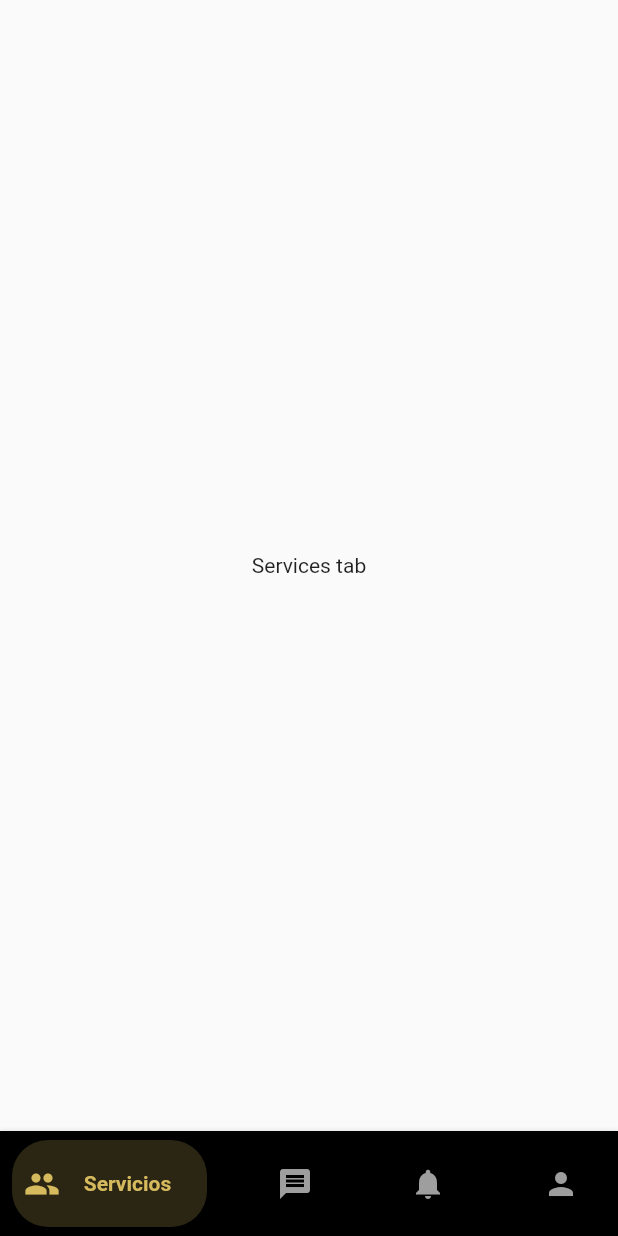
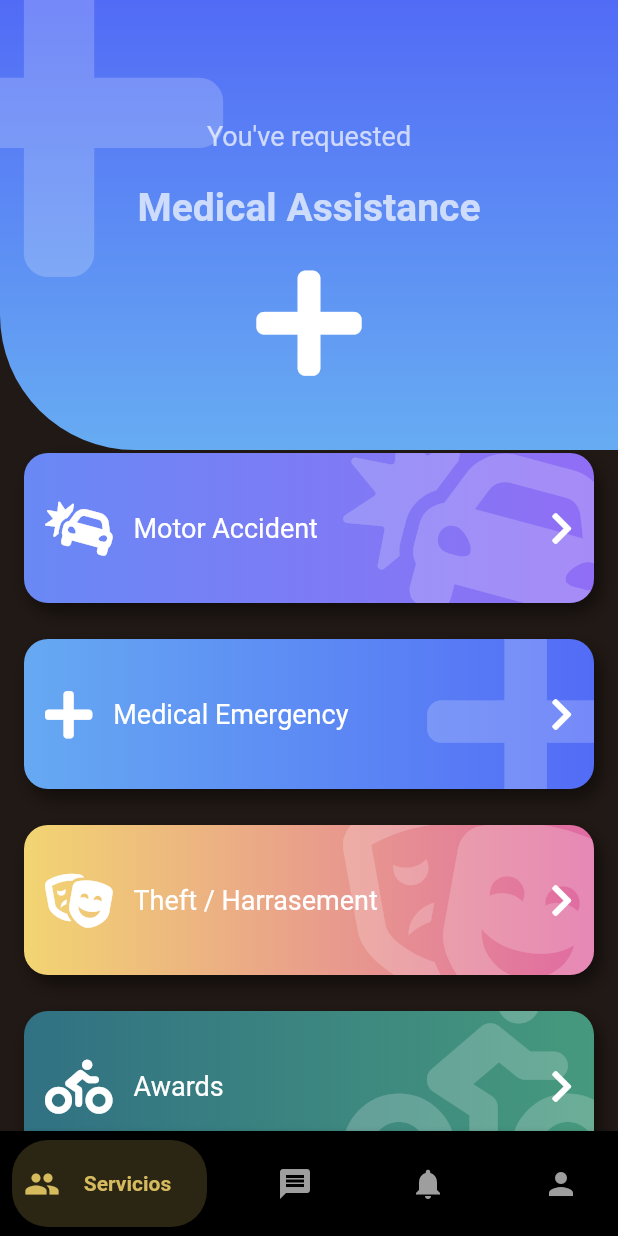
Before and after one commit to paulmrg-461/flutter_vista_app, a Flutter app: the HomePage screen opened by its route, on a phone screen of 412 x 824 dp. Run offline on Flutter 3.47's test engine with Material 2 defaults, Android fonts, the light colour scheme and no system bars; our stand-ins replace animate_do, flutter_svg, font_awesome_flutter.

Commit message:
Feat: Services Tab: Initial UI

```diff
--- a/lib/pages/home_page.dart
+++ b/lib/pages/home_page.dart
@@ -75,7 +75,7 @@ class _HomePageState extends State<HomePage> {
 
   Widget getBody() {
     List<Widget> pages = [
-      const ServicesTab(),
+      ServicesTab(),
       const ChatsTab(),
       const NotificationsTab(),
       const ProfileTab()
--- a/lib/pages/login_page.dart
+++ b/lib/pages/login_page.dart
@@ -79,7 +79,8 @@ class LoginPage extends StatelessWidget {
                           fontWeight: FontWeight.bold,
                           fontSize: 20,
                           backgroundColor: const Color(0xffD6BA5E),
-                          onPressed: () => print('Mira mama, me aplastaron')),
+                          onPressed: () =>
+                              Navigator.pushReplacementNamed(context, 'home')),
                       const _GoogleButton(),
                       Padding(
                         padding: const EdgeInsets.only(top: 24),
--- a/lib/pages/tabs/services_tab.dart
+++ b/lib/pages/tabs/services_tab.dart
@@ -1,14 +1,112 @@
 import 'package:flutter/material.dart';
+import 'package:font_awesome_flutter/font_awesome_flutter.dart';
+import 'package:animate_do/animate_do.dart';
+import 'package:grupo_vista_app/widgets/card_service.dart';
+import 'package:grupo_vista_app/widgets/headers.dart';
+
+class ItemButton {
+  final IconData icon;
+  final String title;
+  final Color color1;
+  final Color color2;
+
+  ItemButton(this.icon, this.title, this.color1, this.color2);
+}
 
 class ServicesTab extends StatelessWidget {
   const ServicesTab({Key? key}) : super(key: key);
 
   @override
   Widget build(BuildContext context) {
-    return const Scaffold(
-      body: Center(
-        child: Text('Services tab'),
+    final items = <ItemButton>[
+      ItemButton(FontAwesomeIcons.carCrash, 'Motor Accident',
+          const Color(0xff6989F5), const Color(0xff906EF5)),
+      ItemButton(FontAwesomeIcons.plus, 'Medical Emergency',
+          const Color(0xff66A9F2), const Color(0xff536CF6)),
+      ItemButton(FontAwesomeIcons.theaterMasks, 'Theft / Harrasement',
+          const Color(0xffF2D572), const Color(0xffE06AA3)),
+      ItemButton(FontAwesomeIcons.biking, 'Awards', Color(0xff317183),
+          Color(0xff46997D)),
+      ItemButton(FontAwesomeIcons.carCrash, 'Motor Accident', Color(0xff6989F5),
+          Color(0xff906EF5)),
+      ItemButton(FontAwesomeIcons.plus, 'Medical Emergency', Color(0xff66A9F2),
+          Color(0xff536CF6)),
+      ItemButton(FontAwesomeIcons.theaterMasks, 'Theft / Harrasement',
+          Color(0xffF2D572), Color(0xffE06AA3)),
+      ItemButton(FontAwesomeIcons.biking, 'Awards', Color(0xff317183),
+          Color(0xff46997D)),
+      ItemButton(FontAwesomeIcons.carCrash, 'Motor Accident', Color(0xff6989F5),
+          Color(0xff906EF5)),
+      ItemButton(FontAwesomeIcons.plus, 'Medical Emergency', Color(0xff66A9F2),
+          Color(0xff536CF6)),
+      ItemButton(FontAwesomeIcons.theaterMasks, 'Theft / Harrasement',
+          Color(0xffF2D572), Color(0xffE06AA3)),
+      ItemButton(FontAwesomeIcons.biking, 'Awards', Color(0xff317183),
+          Color(0xff46997D)),
+    ];
+
+    List<Widget> itemMap = items
+        .map((item) => FadeInLeft(
+              duration: const Duration(milliseconds: 350),
+              child: FatButton(
+                icon: item.icon,
+                title: item.title,
+                onPressed: () => print('Hola tolos'),
+                gradientColor1: item.color1,
+                gradientColor2: item.color2,
+              ),
+            ))
+        .toList();
+
+    return Scaffold(
+      backgroundColor: const Color(0xff211915),
+      body: Stack(
+        children: [
+          Container(
+            margin: const EdgeInsets.only(top: 220.0),
+            child: ListView(
+                physics: const BouncingScrollPhysics(),
+                children: <Widget>[
+                  const SizedBox(
+                    height: 70.0,
+                  ),
+                  ...itemMap,
+                  const SizedBox(
+                    height: 14.0,
+                  ),
+                ]),
+          ),
+          _HeaderWidget(),
+        ],
       ),
     );
   }
 }
+
+class FatButtonTemp extends StatelessWidget {
+  const FatButtonTemp({Key? key}) : super(key: key);
+
+  @override
+  Widget build(BuildContext context) {
+    return FatButton(
+      icon: FontAwesomeIcons.carCrash,
+      title: 'Motor Accident',
+      onPressed: () => print('Hola amiguis'),
+      gradientColor1: const Color(0xff6989F5),
+      gradientColor2: const Color(0xff906EF5),
+    );
+  }
+}
+
+class _HeaderWidget extends StatelessWidget {
+  @override
+  Widget build(BuildContext context) {
+    return IconHeader(
+      icon: FontAwesomeIcons.plus,
+      subtitle: 'You\'ve requested',
+      title: 'Medical Assistance',
+      color1: const Color(0xff526BF6),
+      color2: const Color(0xff67ACF2),
+    );
+  }
+}
--- /dev/null
+++ b/lib/widgets/card_service.dart
@@ -0,0 +1,155 @@
+import 'package:flutter/material.dart';
+import 'package:font_awesome_flutter/font_awesome_flutter.dart';
+import 'package:provider/provider.dart';
+
+class FatButton extends StatelessWidget {
+  final IconData? icon;
+  final String? title;
+  final VoidCallback? onPressed;
+  final Color? primaryColor;
+  final Color? gradientColor1;
+  final Color? gradientColor2;
+
+  FatButton(
+      {@required this.icon,
+      @required this.title,
+      @required this.onPressed,
+      this.primaryColor = Colors.white,
+      this.gradientColor1 = Colors.deepPurple,
+      this.gradientColor2 = Colors.purpleAccent});
+
+  @override
+  Widget build(BuildContext context) {
+    return ChangeNotifierProvider(
+        create: (_) => _FatButtonModel(),
+        child: Builder(builder: (BuildContext context) {
+          Provider.of<_FatButtonModel>(context).icon = icon!;
+          Provider.of<_FatButtonModel>(context).title = title!;
+          Provider.of<_FatButtonModel>(context).primaryColor = primaryColor!;
+          Provider.of<_FatButtonModel>(context).gradientColor1 =
+              gradientColor1!;
+          Provider.of<_FatButtonModel>(context).gradientColor2 =
+              gradientColor2!;
+          return GestureDetector(
+              onTap: onPressed!, child: _FatButtonBackground());
+        }));
+  }
+}
+
+class _FatButtonBackground extends StatelessWidget {
+  @override
+  Widget build(BuildContext context) {
+    final fatButtonProvider = Provider.of<_FatButtonModel>(context);
+    return Container(
+      child: ClipRRect(
+        borderRadius: BorderRadius.circular(16.0),
+        child: Stack(
+          children: [_TransparentRightIcon(), _ButtonInformation()],
+        ),
+      ),
+      width: double.infinity,
+      height: 100.0,
+      margin: const EdgeInsets.symmetric(horizontal: 16.0, vertical: 12.0),
+      decoration: BoxDecoration(
+          boxShadow: <BoxShadow>[
+            BoxShadow(
+                color: Colors.black.withOpacity(0.5),
+                offset: const Offset(4, 6),
+                blurRadius: 10.0)
+          ],
+          borderRadius: const BorderRadius.all(Radius.circular(16.0)),
+          gradient: LinearGradient(colors: <Color>[
+            fatButtonProvider.gradientColor1,
+            fatButtonProvider.gradientColor2,
+            /* Color(0xff6989F5),
+            Color(0xff906EF5), */
+          ])),
+    );
+  }
+}
+
+class _ButtonInformation extends StatelessWidget {
+  @override
+  Widget build(BuildContext context) {
+    final fatButonProvider = Provider.of<_FatButtonModel>(context);
+    return Container(
+      margin: const EdgeInsets.all(14.0),
+      child: Center(
+        child: Row(
+          mainAxisAlignment: MainAxisAlignment.spaceBetween,
+          children: [
+            Row(
+              children: [
+                FaIcon(
+                  fatButonProvider.icon,
+                  color: Colors.white,
+                  size: 36.0,
+                ),
+                const SizedBox(
+                  width: 14.0,
+                ),
+                Text(
+                  fatButonProvider.title,
+                  style: const TextStyle(fontSize: 18.0, color: Colors.white),
+                ),
+              ],
+            ),
+            const FaIcon(
+              FontAwesomeIcons.chevronRight,
+              color: Colors.white,
+            )
+          ],
+        ),
+      ),
+    );
+  }
+}
+
+class _TransparentRightIcon extends StatelessWidget {
+  @override
+  Widget build(BuildContext context) {
+    final fatButtonProvider = Provider.of<_FatButtonModel>(context);
+    return Positioned(
+      right: -20.0,
+      top: -20.0,
+      child: FaIcon(
+        fatButtonProvider.icon,
+        size: 150.0,
+        color: fatButtonProvider.primaryColor.withOpacity(0.2),
+      ),
+    );
+  }
+}
+
+class _FatButtonModel with ChangeNotifier {
+  IconData _icon = FontAwesomeIcons.android;
+  String _title = 'Title';
+  Color _primaryColor = Colors.white;
+  Color _gradientColor1 = Colors.deepPurple;
+  Color _gradientColor2 = Colors.purpleAccent;
+
+  IconData get icon => _icon;
+  set icon(IconData icon) {
+    _icon = icon;
+  }
+
+  String get title => _title;
+  set title(String title) {
+    _title = title;
+  }
+
+  Color get primaryColor => _primaryColor;
+  set primaryColor(Color primaryColor) {
+    _primaryColor = primaryColor;
+  }
+
+  Color get gradientColor1 => _gradientColor1;
+  set gradientColor1(Color gradientColor1) {
+    _gradientColor1 = gradientColor1;
+  }
+
+  Color get gradientColor2 => _gradientColor2;
+  set gradientColor2(Color gradientColor2) {
+    _gradientColor2 = gradientColor2;
+  }
+}
--- /dev/null
+++ b/lib/widgets/headers.dart
@@ -0,0 +1,177 @@
+import 'package:flutter/material.dart';
+import 'package:font_awesome_flutter/font_awesome_flutter.dart';
+
+class CurvedHeader extends StatelessWidget {
+  const CurvedHeader({Key? key}) : super(key: key);
+
+  @override
+  Widget build(BuildContext context) {
+    return Container(
+      height: double.infinity,
+      width: double.infinity,
+      //color: Color(0xff615AAB),
+      child: CustomPaint(
+        painter: _CurvedHeaderPainter(),
+      ),
+    );
+  }
+}
+
+class _CurvedHeaderPainter extends CustomPainter {
+  @override
+  void paint(Canvas canvas, Size size) {
+    final paint = Paint();
+    //Properties
+    paint.color = Color(0xff615AAB);
+    paint.style = PaintingStyle.fill;
+    //paint.style = PaintingStyle.stroke;
+    //paint.strokeWidth = 20.0;
+
+    final path = Path();
+    //Draw with the path and paint
+    path.lineTo(0, size.height * 0.3);
+    path.quadraticBezierTo(
+        size.width * 0.5, size.height * 0.45, size.width, size.height * 0.3);
+    path.lineTo(size.width, 0);
+    //path.lineTo(size.width, size.height * 0.3);
+
+    canvas.drawPath(path, paint);
+  }
+
+  @override
+  bool shouldRepaint(covariant CustomPainter oldDelegate) {
+    return true;
+  }
+}
+
+class WaveHeader extends StatelessWidget {
+  const WaveHeader({Key? key}) : super(key: key);
+
+  @override
+  Widget build(BuildContext context) {
+    return Container(
+      height: double.infinity,
+      width: double.infinity,
+      //color: Color(0xff615AAB),
+      child: CustomPaint(
+        painter: _WaveHeaderPainter(),
+      ),
+    );
+  }
+}
+
+class _WaveHeaderPainter extends CustomPainter {
+  @override
+  void paint(Canvas canvas, Size size) {
+    final paint = Paint();
+    //Properties
+    paint.color = Color(0xff615AAB);
+    paint.style = PaintingStyle.fill;
+    //paint.style = PaintingStyle.stroke;
+    //paint.strokeWidth = 20.0;
+
+    final path = Path();
+    //Draw with the path and paint
+    path.lineTo(0, size.height * 0.3);
+    path.quadraticBezierTo(size.width * 0.25, size.height * 0.35,
+        size.width * 0.5, size.height * 0.3);
+    path.quadraticBezierTo(
+        size.width * 0.75, size.height * 0.25, size.width, size.height * 0.3);
+    path.lineTo(size.width, 0);
+    //path.lineTo(size.width, size.height * 0.3);
+
+    canvas.drawPath(path, paint);
+  }
+
+  @override
+  bool shouldRepaint(covariant CustomPainter oldDelegate) {
+    return true;
+  }
+}
+
+class IconHeader extends StatelessWidget {
+  final IconData? icon;
+  final String? title;
+  final String? subtitle;
+  final Color? color1;
+  final Color? color2;
+
+  IconHeader({
+    @required this.icon,
+    @required this.title,
+    @required this.subtitle,
+    this.color1 = Colors.deepPurpleAccent,
+    this.color2 = Colors.deepPurple,
+  });
+
+  @override
+  Widget build(BuildContext context) {
+    final Color whiteColor = Colors.white.withOpacity(0.7);
+    return Stack(
+      children: [
+        _IconHeaderBackground(color1: color1!, color2: color2!),
+        Positioned(
+          top: -50,
+          left: -70,
+          child: FaIcon(
+            icon!,
+            size: 250.0,
+            color: Colors.white.withOpacity(0.2),
+          ),
+        ),
+        Column(
+          children: [
+            const SizedBox(
+              height: 80.0,
+              width: double.infinity,
+            ),
+            Text(
+              subtitle!,
+              style: TextStyle(fontSize: 18, color: whiteColor),
+            ),
+            const SizedBox(
+              height: 22.0,
+            ),
+            Text(
+              title!,
+              style: TextStyle(
+                  fontSize: 26, color: whiteColor, fontWeight: FontWeight.bold),
+            ),
+            const SizedBox(
+              height: 22.0,
+            ),
+            FaIcon(
+              icon!,
+              size: 80.0,
+              color: Colors.white,
+            ),
+          ],
+        )
+      ],
+    );
+  }
+}
+
+class _IconHeaderBackground extends StatelessWidget {
+  final Color? color1;
+  final Color? color2;
+  const _IconHeaderBackground({
+    @required this.color1,
+    @required this.color2,
+  });
+
+  @override
+  Widget build(BuildContext context) {
+    return Container(
+      width: double.infinity,
+      height: 300.0,
+      decoration: BoxDecoration(
+          borderRadius:
+              const BorderRadius.only(bottomLeft: Radius.circular(90.0)),
+          gradient: LinearGradient(
+              begin: Alignment.topCenter,
+              end: Alignment.bottomCenter,
+              colors: <Color>[color1!, color2!])),
+    );
+  }
+}
--- a/pubspec.yaml
+++ b/pubspec.yaml
@@ -35,6 +35,9 @@ dependencies:
   # Use with the CupertinoIcons class for iOS style icons.
   cupertino_icons: ^1.0.2
   flutter_svg: ^1.0.0
+  animate_do: ^2.0.0
+  font_awesome_flutter: ^9.2.0
+  provider: ^6.0.1
 
 dev_dependencies:
   flutter_test:
```
Also changed, not shown: assets/icons/lawyer.svg (added), pubspec.lock.
